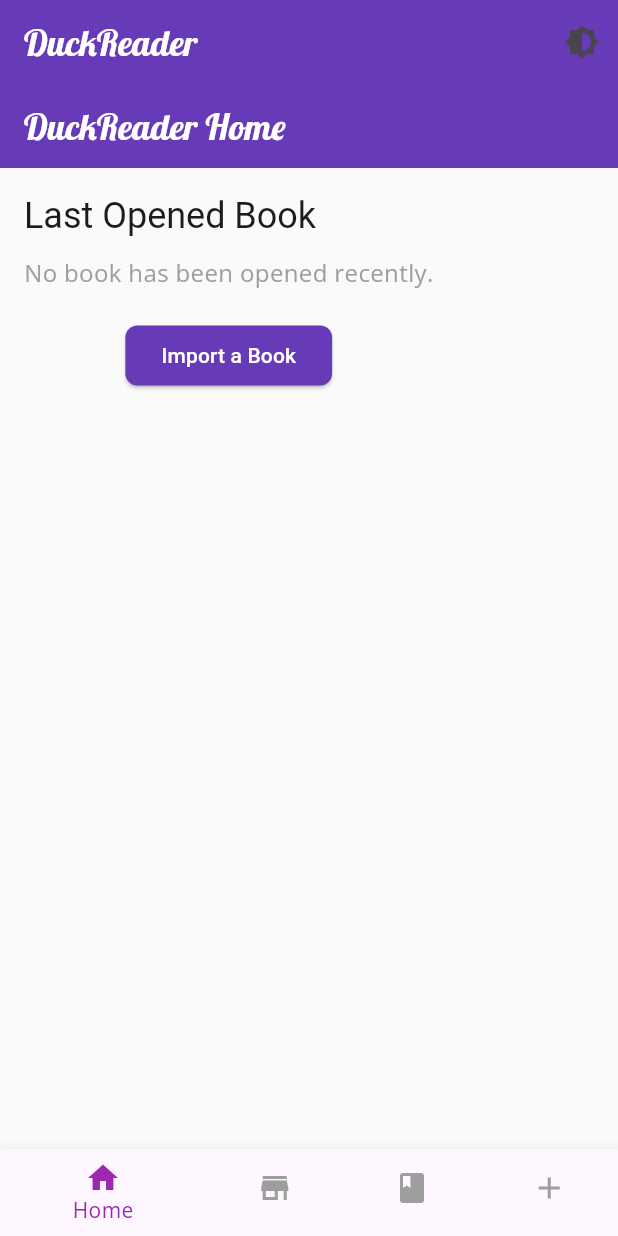
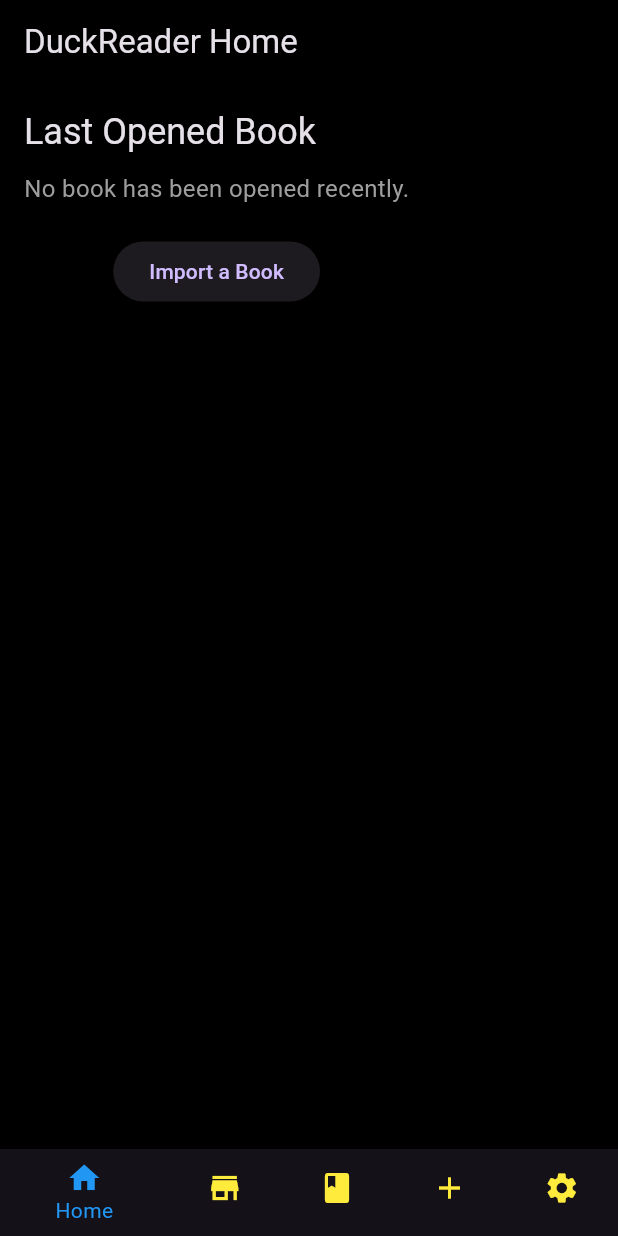
Before and after one commit to Ferref/ebook, a Flutter app: the screen it shows after launch, on a phone screen of 412 x 824 dp. Run offline on Flutter 3.47's test engine with Material 3 defaults, Android fonts, the phone set to English and light mode, and no system bars; our stand-ins replace file_picker, flutter_colorpicker; missing offline and left inert: epubx.

Commit message:
Color settings hozzaadva

```diff
--- a/lib/app.dart
+++ b/lib/app.dart
@@ -1,6 +1,7 @@
+import 'dart:async';
 import 'package:flutter/material.dart';
+import 'package:ebook/screens/screens_wrapper.dart';
 import 'package:ebook/themes/app_theme.dart';
-import 'package:ebook/screens/screens_wrapper.dart';
 
 class MyApp extends StatefulWidget {
   const MyApp({super.key});
@@ -11,23 +12,11 @@ class MyApp extends StatefulWidget {
 
 class _MyAppState extends State<MyApp> {
   bool _isLoading = true;
-  ThemeMode _themeMode = ThemeMode.system; // Default to system theme
-
-  void toggleThemeMode() {
-    setState(() {
-      _themeMode =
-          _themeMode == ThemeMode.dark ? ThemeMode.light : ThemeMode.dark;
-    });
-  }
 
   @override
   void initState() {
     super.initState();
-    _startDelayTimer();
-  }
-
-  void _startDelayTimer() {
-    Future.delayed(const Duration(seconds: 3), () {
+    Timer(const Duration(seconds: 3), () {
       setState(() {
         _isLoading = false;
       });
@@ -39,18 +28,16 @@ class _MyAppState extends State<MyApp> {
     return MaterialApp(
       debugShowCheckedModeBanner: false,
       title: 'DuckReader',
-      theme: ebookTheme, // Light theme
-      darkTheme: ebookDarkTheme, // Dark theme
-      themeMode: _themeMode, // Toggle between light and dark themes
-      home: _isLoading
-          ? _buildLoadingScreen()
-          : ScreensWrapper(onThemeToggle: toggleThemeMode),
+      theme: AppTheme.lightTheme,
+      darkTheme: AppTheme.darkTheme,
+      themeMode: ThemeMode.dark,
+      home: _isLoading ? _buildLoadingScreen() : const ScreensWrapper(),
     );
   }
 
   Widget _buildLoadingScreen() {
     return Scaffold(
-      backgroundColor: Colors.white,
+      backgroundColor: Colors.black,
       body: Center(
         child: Column(
           mainAxisSize: MainAxisSize.min,
@@ -61,11 +48,11 @@ class _MyAppState extends State<MyApp> {
               height: 120,
             ),
             const SizedBox(height: 20),
-            const CircularProgressIndicator(color: Colors.purple),
+            const CircularProgressIndicator(color: Colors.yellow),
             const SizedBox(height: 10),
             const Text(
               'Loading DuckReader...',
-              style: TextStyle(fontSize: 16, color: Colors.purple),
+              style: TextStyle(fontSize: 16, color: Colors.yellow),
             ),
           ],
         ),
--- a/lib/screens/screens_wrapper.dart
+++ b/lib/screens/screens_wrapper.dart
@@ -3,12 +3,11 @@ import 'home/home_screen.dart';
 import 'book/book_import_screen.dart';
 import 'book/my_books_screen.dart';
 import 'market/market_screen.dart';
+import 'settings/settings_screen.dart';
 import '../../models/books.dart';
 
 class ScreensWrapper extends StatefulWidget {
-  final VoidCallback onThemeToggle;
-
-  const ScreensWrapper({super.key, required this.onThemeToggle});
+  const ScreensWrapper({super.key});
 
   @override
   State<ScreensWrapper> createState() => _ScreensWrapperState();
@@ -18,19 +17,21 @@ class _ScreensWrapperState extends State<ScreensWrapper> {
   int _currentIndex = 0;
   Book? _lastOpenedBook;
   List<Book> _ownedBooks = [];
+  Color _primaryColor = Colors.blue;
+  Color _secondaryColor = Colors.yellow;
+  Color _backgroundColor = Colors.black;
+
+  void _updateColors(Color primary, Color secondary, Color background) {
+    setState(() {
+      _primaryColor = primary;
+      _secondaryColor = secondary;
+      _backgroundColor = background;
+    });
+  }
 
   @override
   Widget build(BuildContext context) {
     return Scaffold(
-      appBar: AppBar(
-        title: const Text('DuckReader'),
-        actions: [
-          IconButton(
-            icon: const Icon(Icons.brightness_6),
-            onPressed: widget.onThemeToggle,
-          ),
-        ],
-      ),
       body: [
         HomeScreen(
           lastOpenedBook: _lastOpenedBook,
@@ -59,16 +60,22 @@ class _ScreensWrapperState extends State<ScreensWrapper> {
             });
           },
         ),
+        SettingsScreen(
+          onColorChange: _updateColors,
+        ),
       ][_currentIndex],
       bottomNavigationBar: BottomNavigationBar(
         currentIndex: _currentIndex,
-        selectedItemColor: Colors.purple,
-        unselectedItemColor: Colors.grey,
+        selectedItemColor: _primaryColor,
+        unselectedItemColor: _secondaryColor,
+        backgroundColor: _backgroundColor,
         items: const [
           BottomNavigationBarItem(icon: Icon(Icons.home), label: 'Home'),
           BottomNavigationBarItem(icon: Icon(Icons.store), label: 'Market'),
           BottomNavigationBarItem(icon: Icon(Icons.book), label: 'My Books'),
           BottomNavigationBarItem(icon: Icon(Icons.add), label: 'Import'),
+          BottomNavigationBarItem(
+              icon: Icon(Icons.settings), label: 'Settings'),
         ],
         onTap: (index) {
           setState(() {
--- a/lib/themes/app_theme.dart
+++ b/lib/themes/app_theme.dart
@@ -1,58 +1,41 @@
 import 'package:flutter/material.dart';
-import 'package:google_fonts/google_fonts.dart';
 
-// Light Theme
-final ThemeData ebookTheme = ThemeData(
+class AppTheme {
+  static ThemeData lightTheme = ThemeData(
+    brightness: Brightness.light,
     scaffoldBackgroundColor: Colors.grey[50],
-  appBarTheme: AppBarTheme(
-    backgroundColor: Colors.deepPurple,
+    primarySwatch: Colors.blue,
+    appBarTheme: const AppBarTheme(
+      backgroundColor: Colors.blue,
       elevation: 0,
-    titleTextStyle: GoogleFonts.lobster(
-      fontSize: 24,
-      color: Colors.white,
     ),
+    textTheme: const TextTheme(
+      bodyMedium: TextStyle(fontSize: 16, color: Colors.black),
+      headlineMedium: TextStyle(fontSize: 24, fontWeight: FontWeight.bold),
     ),
-  textTheme: TextTheme(
-    bodyMedium: GoogleFonts.openSans(fontSize: 16, color: Colors.grey[100]),
-    headlineMedium: GoogleFonts.poppins(
-      fontSize: 24,
-      fontWeight: FontWeight.bold,
-      color: Colors.deepPurple,
-    ),
-  ),
-  elevatedButtonTheme: ElevatedButtonThemeData(
-    style: ElevatedButton.styleFrom(
-      backgroundColor: Colors.deepPurple,
-      foregroundColor: Colors.white,
-      shape: RoundedRectangleBorder(borderRadius: BorderRadius.circular(8)),
-    ),
+    bottomNavigationBarTheme: const BottomNavigationBarThemeData(
+      backgroundColor: Colors.white,
+      selectedItemColor: Colors.blue,
+      unselectedItemColor: Colors.grey,
     ),
   );
 
-// Dark Theme
-final ThemeData ebookDarkTheme = ThemeData(
+  static ThemeData darkTheme = ThemeData(
+    brightness: Brightness.dark,
     scaffoldBackgroundColor: Colors.black,
-  appBarTheme: AppBarTheme(
-    backgroundColor: Colors.black87,
+    primarySwatch: Colors.yellow,
+    appBarTheme: const AppBarTheme(
+      backgroundColor: Colors.black,
       elevation: 0,
-    titleTextStyle: GoogleFonts.lobster(
-      fontSize: 24,
-      color: Colors.white,
     ),
+    textTheme: const TextTheme(
+      bodyMedium: TextStyle(fontSize: 16, color: Colors.white),
+      headlineMedium: TextStyle(fontSize: 24, fontWeight: FontWeight.bold),
     ),
-  textTheme: TextTheme(
-    bodyMedium: GoogleFonts.openSans(fontSize: 16, color: Colors.white),
-    headlineMedium: GoogleFonts.poppins(
-      fontSize: 24,
-      fontWeight: FontWeight.bold,
-      color: Colors.white,
-    ),
-  ),
-  elevatedButtonTheme: ElevatedButtonThemeData(
-    style: ElevatedButton.styleFrom(
-      backgroundColor: Colors.grey[200],
-      foregroundColor: Colors.white,
-      shape: RoundedRectangleBorder(borderRadius: BorderRadius.circular(8)),
-    ),
+    bottomNavigationBarTheme: const BottomNavigationBarThemeData(
+      backgroundColor: Colors.black,
+      selectedItemColor: Colors.yellow,
+      unselectedItemColor: Colors.grey,
     ),
   );
+}
--- a/pubspec.yaml
+++ b/pubspec.yaml
@@ -18,6 +18,7 @@ dependencies:
   file_picker: ^8.1.4
   epub_view: ^3.2.0
   epubx: ^4.0.0
+  flutter_colorpicker: ^1.0.3
 
 dev_dependencies:
   flutter_test:
```
Also changed, not shown: lib/screens/settings/settings_screen.dart (added, +155 -0 lines), pubspec.lock. Lines whose indentation alone changed are shown as unchanged.
